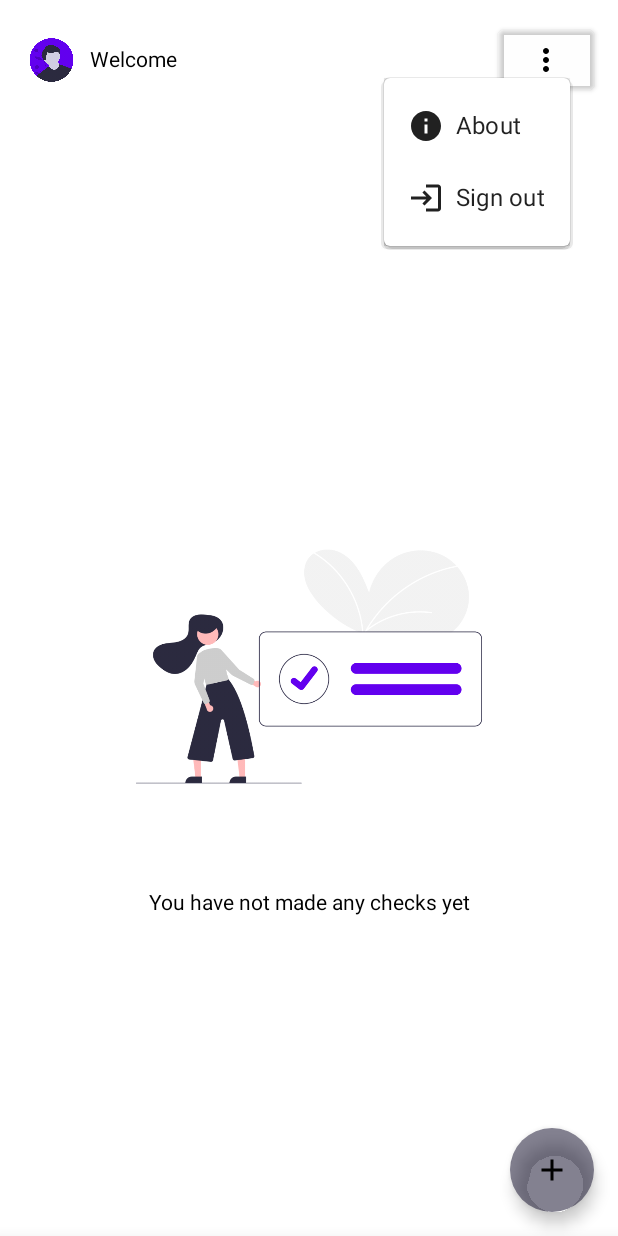
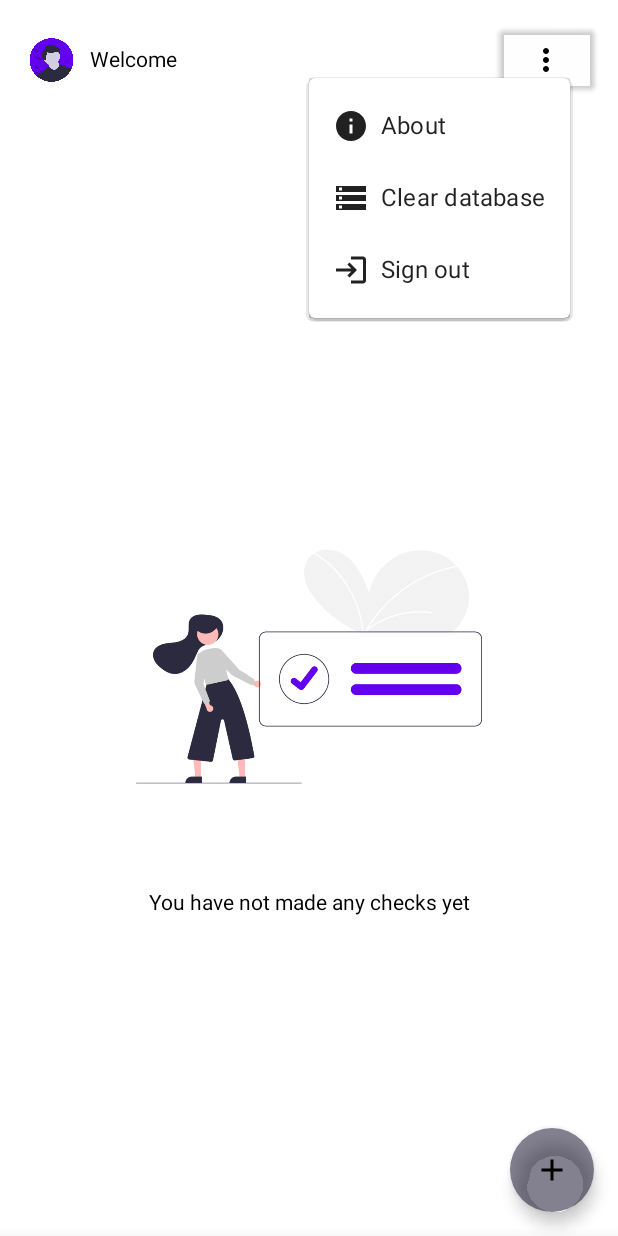
Before and after one commit to Daeon97/TruckChecklist, an Android app built with Jetpack Compose: the DashboardActivity screen opened directly, with no data from a screen before it, after a tap on "menu button", on a phone screen of 412 x 824 dp. Run offline under Robolectric (Android 15) with nearby library versions, the phone set to English and light mode, and no system bars; our stand-ins replace Room's generated code, livedata-compose.

Commit message:
Added menu button in dashboard to clear database

```diff
--- a/app/src/main/java/com/engelsimmanuel/truckchecklist/screens/DashboardActivity.kt
+++ b/app/src/main/java/com/engelsimmanuel/truckchecklist/screens/DashboardActivity.kt
@@ -80,15 +80,14 @@ fun DashboardScreen(
     val infoList = infoViewModel.allInfo.observeAsState(listOf()).value
 
     val scaffoldState = rememberScaffoldState()
-    val scrollState = rememberScrollState()
     val coroutineScope = rememberCoroutineScope()
     val modalBottomSheetState =
         rememberModalBottomSheetState(ModalBottomSheetValue.Hidden)
     var dropdownShown by remember {
         mutableStateOf(false)
     }
-    val dropdownMenus = listOf("About", "Sign out")
-    val dropdownIconIds = listOf(R.drawable.about, R.drawable.logout)
+    val dropdownMenus = listOf("About", "Clear database", "Sign out")
+    val dropdownIconIds = listOf(R.drawable.about, R.drawable.database, R.drawable.logout)
 
     ModalBottomSheetLayout(
         sheetState = modalBottomSheetState,
@@ -252,7 +251,7 @@ fun DashboardScreen(
                             ),
                             onClick = {
                                 dropdownShown = !dropdownShown
-                            }
+                            },
                         ) {
                             Icon(
                                 painter = painterResource(id = R.drawable.menu),
@@ -267,7 +266,8 @@ fun DashboardScreen(
                                 dropdownMenus.forEachIndexed { dropdownIndex, dropdownMenu ->
                                     DropdownMenuItem(onClick = {
                                         dropdownShown = !dropdownShown
-                                        if (dropdownIndex == 0) {
+                                        when (dropdownIndex) {
+                                            0 -> {
                                                 coroutineScope.launch {
                                                     scaffoldState.snackbarHostState.showSnackbar(
                                                         message = "Truck Checklist v1.0",
@@ -275,7 +275,11 @@ fun DashboardScreen(
                                                         duration = SnackbarDuration.Indefinite
                                                     )
                                                 }
-                                        } else {
+                                            }
+                                            1 -> {
+                                                infoViewModel.deleteAllInfo()
+                                            }
+                                            else -> {
                                                 SharedPrefsManager.getInstance(activity).isLoggedIn =
                                                     false
                                                 activity.startActivity(
@@ -285,6 +289,7 @@ fun DashboardScreen(
                                                     )
                                                 )
                                                 activity.finish()
+                                            }
                                         }
                                     }) {
                                         Row(verticalAlignment = Alignment.CenterVertically) {
@@ -412,5 +417,10 @@ fun DashboardScreen(
 
 private fun showDateAndTime(timestamp: String): String {
     val actualTimestamp = Timestamp.valueOf(timestamp)
-    return "On ${DateFormat.format("E dd MMMM yyyy", actualTimestamp.time)} at ${DateFormat.format("hh:mm:ss", actualTimestamp.time)}"
+    return "On ${
+        DateFormat.format(
+            "E dd MMMM yyyy",
+            actualTimestamp.time
+        )
+    } at ${DateFormat.format("hh:mm:ss", actualTimestamp.time)}"
 }
--- /dev/null
+++ b/app/src/main/res/drawable/database.xml
@@ -0,0 +1,9 @@
+<vector xmlns:android="http://schemas.android.com/apk/res/android"
+    android:width="24dp"
+    android:height="24dp"
+    android:viewportWidth="24"
+    android:viewportHeight="24">
+  <path
+      android:fillColor="@android:color/black"
+      android:pathData="M2,20h20v-4L2,16v4zM4,17h2v2L4,19v-2zM2,4v4h20L22,4L2,4zM6,7L4,7L4,5h2v2zM2,14h20v-4L2,10v4zM4,11h2v2L4,13v-2z"/>
+</vector>
```
Lines whose indentation alone changed are shown as unchanged.
